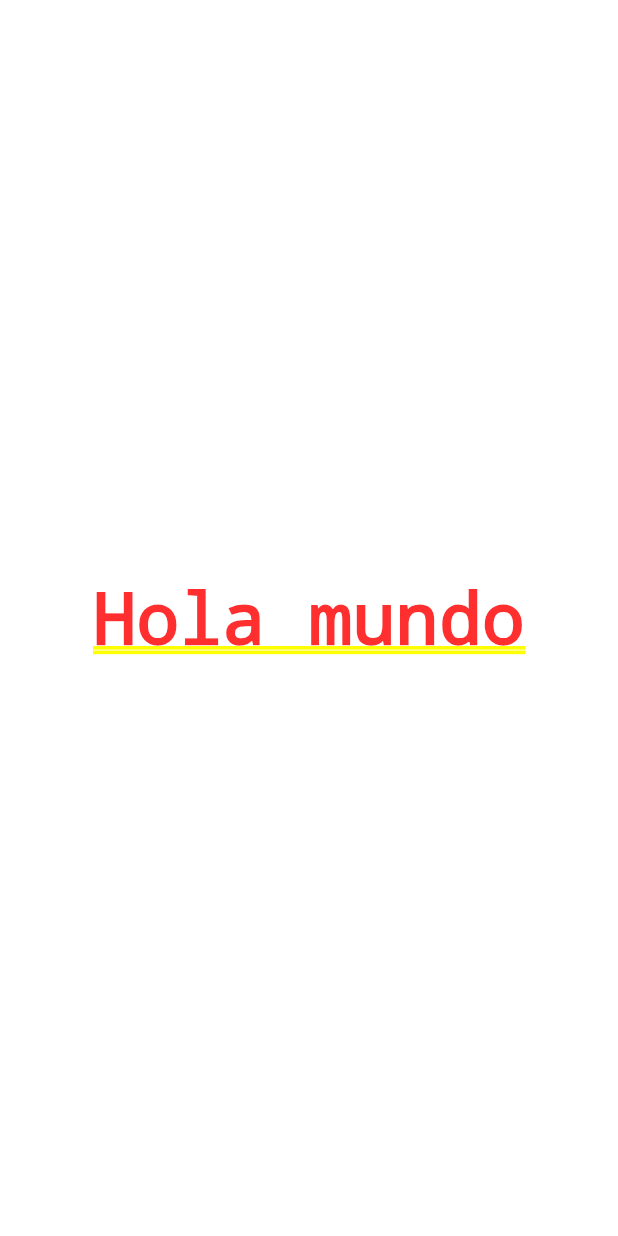
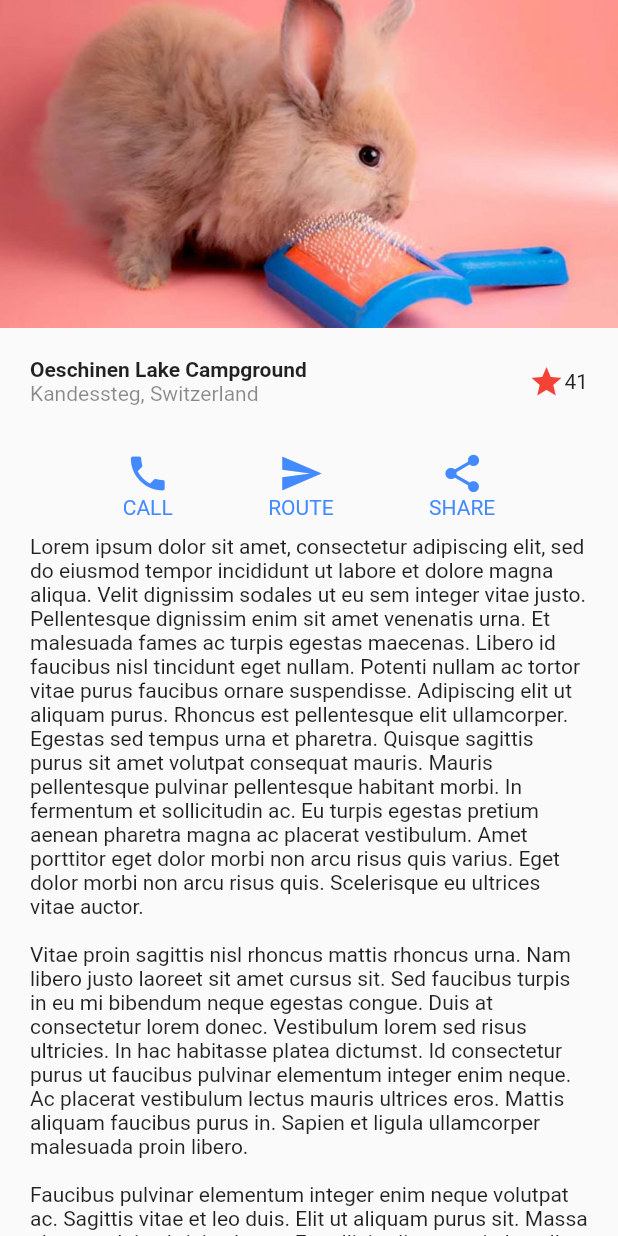
Before and after one commit to harolCalzada/flutter-designs, a Flutter app: the screen it shows after launch, on a phone screen of 412 x 824 dp. Run offline on Flutter 3.47's test engine with Material 2 defaults, Android fonts, the phone set to English and light mode, and no system bars.

Commit message:
add basic design screen

```diff
--- a/lib/main.dart
+++ b/lib/main.dart
@@ -1,4 +1,6 @@
 import 'package:flutter/material.dart';
+
+import 'package:designs/src/screens/basic_design.dart';
 
 void main() => runApp(const MyApp());
 
@@ -10,8 +12,19 @@ class MyApp extends StatelessWidget {
     return MaterialApp(
         debugShowCheckedModeBanner: false,
         title: 'Material App',
-        home: Center(
-          child: Text('Hola mundo'),
-        ));
+        initialRoute: 'basic_design',
+        routes: {
+          'basic_design': (BuildContext context) => BasicDesignScreen()
+        });
   }
 }
+
+class _TempHomeScreen extends StatelessWidget {
+  @override
+  Widget build(BuildContext context) {
+    return Column(
+      mainAxisAlignment: MainAxisAlignment.center,
+      children: [Text('Hola mundo'), Text('Hola mundo')],
+    );
+  }
+}
--- /dev/null
+++ b/lib/src/screens/basic_design.dart
@@ -0,0 +1,114 @@
+import 'package:flutter/material.dart';
+
+class BasicDesignScreen extends StatelessWidget {
+  @override
+  Widget build(BuildContext context) {
+    return Scaffold(
+        body: SingleChildScrollView(
+      child: Column(
+        children: [
+          Image(
+            image: AssetImage('assets/conejo.jpeg'),
+          ),
+          Title(),
+          buttonSection(),
+          Container(
+              margin: EdgeInsets.symmetric(horizontal: 20),
+              child: Text(
+                  '''Lorem ipsum dolor sit amet, consectetur adipiscing elit, sed do eiusmod tempor incididunt ut labore et dolore magna aliqua. Velit dignissim sodales ut eu sem integer vitae justo. Pellentesque dignissim enim sit amet venenatis urna. Et malesuada fames ac turpis egestas maecenas. Libero id faucibus nisl tincidunt eget nullam. Potenti nullam ac tortor vitae purus faucibus ornare suspendisse. Adipiscing elit ut aliquam purus. Rhoncus est pellentesque elit ullamcorper. Egestas sed tempus urna et pharetra. Quisque sagittis purus sit amet volutpat consequat mauris. Mauris pellentesque pulvinar pellentesque habitant morbi. In fermentum et sollicitudin ac. Eu turpis egestas pretium aenean pharetra magna ac placerat vestibulum. Amet porttitor eget dolor morbi non arcu risus quis varius. Eget dolor morbi non arcu risus quis. Scelerisque eu ultrices vitae auctor.
+
+Vitae proin sagittis nisl rhoncus mattis rhoncus urna. Nam libero justo laoreet sit amet cursus sit. Sed faucibus turpis in eu mi bibendum neque egestas congue. Duis at consectetur lorem donec. Vestibulum lorem sed risus ultricies. In hac habitasse platea dictumst. Id consectetur purus ut faucibus pulvinar elementum integer enim neque. Ac placerat vestibulum lectus mauris ultrices eros. Mattis aliquam faucibus purus in. Sapien et ligula ullamcorper malesuada proin libero.
+
+Faucibus pulvinar elementum integer enim neque volutpat ac. Sagittis vitae et leo duis. Elit ut aliquam purus sit. Massa placerat duis ultricies lacus. Et sollicitudin ac orci phasellus egestas tellus rutrum. Cursus sit amet dictum sit amet. Parturient montes nascetur ridiculus mus mauris vitae ultricies. Nisl pretium fusce id velit ut tortor. In fermentum posuere urna nec tincidunt praesent semper feugiat nibh. Id porta nibh venenatis cras sed felis eget. Ac placerat vestibulum lectus mauris ultrices eros in cursus. Dictum at tempor commodo ullamcorper a lacus vestibulum sed arcu. Convallis tellus id interdum velit laoreet id donec ultrices tincidunt. Suspendisse sed nisi lacus sed viverra.
+
+Faucibus in ornare quam viverra orci sagittis eu. Pulvinar proin gravida hendrerit lectus a. Aliquam vestibulum morbi blandit cursus risus at ultrices. Tortor at auctor urna nunc id cursus metus. Diam ut venenatis tellus in metus vulputate eu. Libero enim sed faucibus turpis in eu mi. Turpis massa sed elementum tempus egestas sed sed risus. Laoreet non curabitur gravida arcu ac tortor dignissim convallis aenean. Sagittis orci a scelerisque purus semper. Scelerisque purus semper eget duis at tellus. Venenatis tellus in metus vulputate eu.
+
+Vitae auctor eu augue ut lectus arcu bibendum. Morbi tristique senectus et netus et malesuada. Magnis dis parturient montes nascetur. Ultricies integer quis auctor elit sed. Eu lobortis elementum nibh tellus molestie nunc non blandit massa. Imperdiet dui accumsan sit amet nulla facilisi morbi tempus. Duis ut diam quam nulla porttitor massa id neque aliquam. Varius sit amet mattis vulputate enim. Eget magna fermentum iaculis eu non diam phasellus vestibulum. At volutpat diam ut venenatis tellus in metus vulputate eu. Convallis aenean et tortor at risus viverra adipiscing at in. Id leo in vitae turpis massa sed elementum tempus. Nisl vel pretium lectus quam id leo in. Aliquet eget sit amet tellus cras adipiscing enim eu turpis. Felis bibendum ut tristique et egestas quis ipsum suspendisse. Non sodales neque sodales ut etiam sit amet nisl. Sit amet nulla facilisi morbi tempus iaculis. Ac tortor vitae purus faucibus ornare suspendisse sed.'''))
+        ],
+      ),
+    ));
+  }
+}
+
+class Title extends StatelessWidget {
+  const Title({
+    Key? key,
+  }) : super(key: key);
+
+  @override
+  Widget build(BuildContext context) {
+    return Container(
+      margin: EdgeInsets.symmetric(horizontal: 20, vertical: 20),
+      child: Row(
+        mainAxisAlignment: MainAxisAlignment.spaceBetween,
+        children: [
+          Column(
+            crossAxisAlignment: CrossAxisAlignment.start,
+            children: [
+              Text(
+                'Oeschinen Lake Campground',
+                style: TextStyle(fontWeight: FontWeight.bold),
+              ),
+              Text(
+                'Kandessteg, Switzerland',
+                style: TextStyle(color: Colors.black45),
+              )
+            ],
+          ),
+          Expanded(child: Container()),
+          Icon(Icons.star, color: Colors.red),
+          Text('41')
+        ],
+      ),
+    );
+  }
+}
+
+class buttonSection extends StatelessWidget {
+  const buttonSection({
+    Key? key,
+  }) : super(key: key);
+
+  @override
+  Widget build(BuildContext context) {
+    return Container(
+      margin: EdgeInsets.symmetric(horizontal: 50, vertical: 10),
+      child: Row(
+        mainAxisAlignment: MainAxisAlignment.spaceAround,
+        children: [
+          CustomButton(icon: Icons.phone, text: "CALL"),
+          CustomButton(icon: Icons.send, text: "ROUTE"),
+          CustomButton(icon: Icons.share, text: "SHARE")
+        ],
+      ),
+    );
+  }
+}
+
+class CustomButton extends StatelessWidget {
+  final IconData icon;
+  final String text;
+
+  const CustomButton({
+    Key? key,
+    required this.icon,
+    required this.text,
+  }) : super(key: key);
+
+  @override
+  Widget build(BuildContext context) {
+    return Column(
+      children: [
+        Icon(
+          icon,
+          color: Colors.blueAccent,
+          size: 30,
+        ),
+        Text(
+          text,
+          style: TextStyle(color: Colors.blueAccent),
+        )
+      ],
+    );
+  }
+}
--- a/pubspec.yaml
+++ b/pubspec.yaml
@@ -60,9 +60,9 @@ flutter:
   uses-material-design: true
 
   # To add assets to your application, add an assets section, like this:
-  # assets:
-  #   - images/a_dot_burr.jpeg
-  #   - images/a_dot_ham.jpeg
+  assets:
+    - assets/
+
 
   # An image asset can refer to one or more resolution-specific "variants", see
   # https://flutter.dev/assets-and-images/#resolution-aware
```
Also changed, not shown: assets/conejo.jpeg (added), 1 other file.
